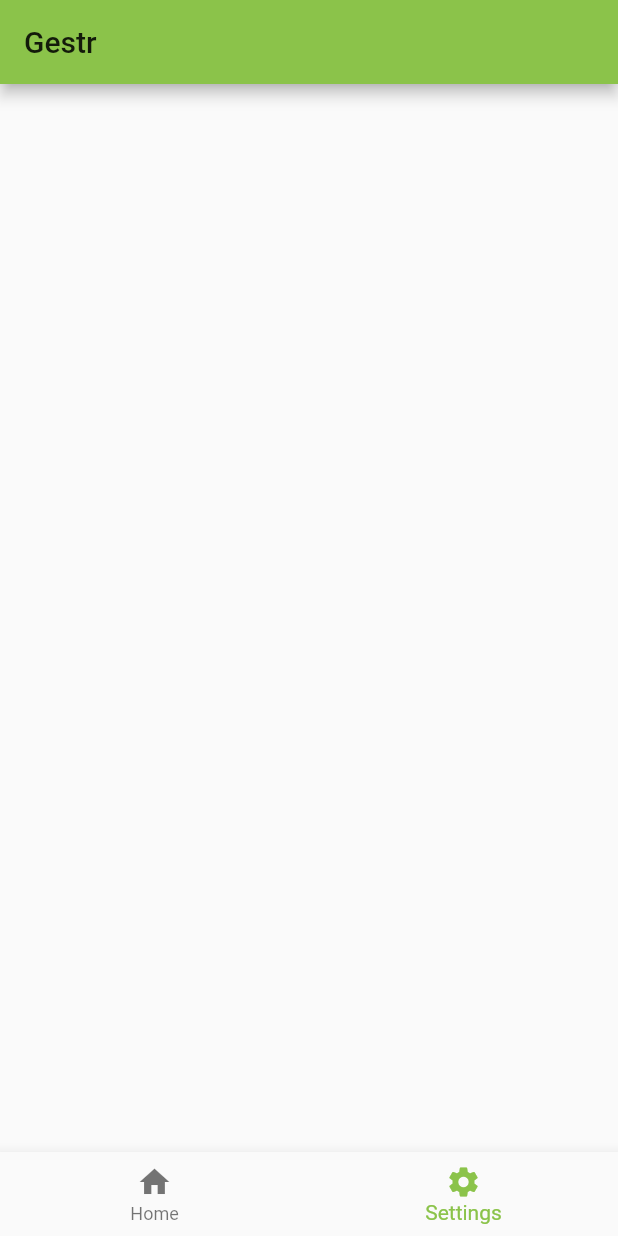
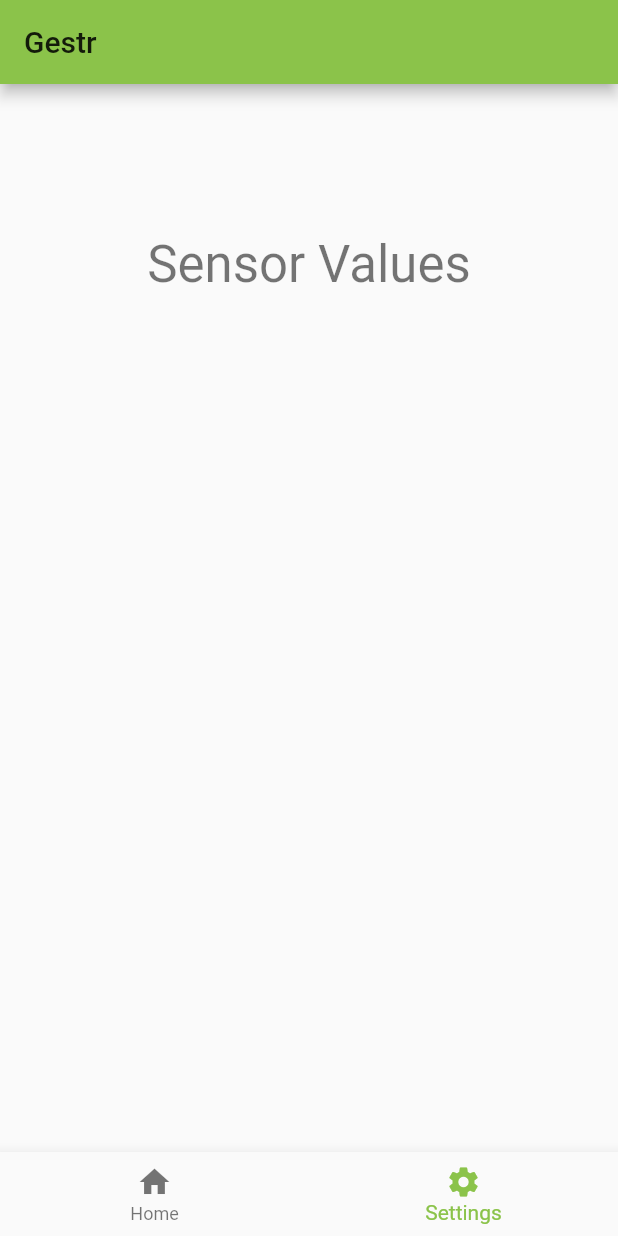
Before and after one commit to TarunChichili/gestr_app, a Flutter app: the screen it shows after launch, item 2 of the bottom bar chosen, on a phone screen of 412 x 824 dp. Run offline on Flutter 3.47's test engine with Material 2 defaults, Android fonts, the phone set to English and light mode, and no system bars.

Commit message:
reformat code

```diff
--- a/lib/main.dart
+++ b/lib/main.dart
@@ -113,7 +113,6 @@ class PageOneState extends State<PageOne> {
                               .textTheme
                               .display1,
                         ),
-
                         Text(
                           'Will state current gesture here',
                           textAlign: TextAlign.center,
@@ -122,7 +121,6 @@ class PageOneState extends State<PageOne> {
                         )
                       ]
                   )
-
                 ]
             )
         )
@@ -146,7 +144,13 @@ class PageTwoState extends State<PageTwo> {
             child: Row(
               mainAxisAlignment: MainAxisAlignment.center,
               children: <Widget>[
-
+                Text(
+                  'Sensor Values',
+                  style: Theme
+                      .of(context)
+                      .textTheme
+                      .display1,
+                ),
               ]
             )
         )
```
